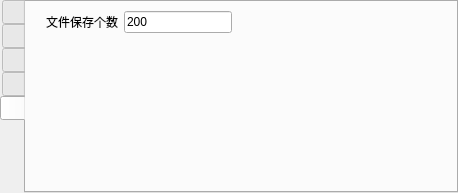
Old version of the form Gui/Options/debugui.ui in the repository rpdhunter/swbox.
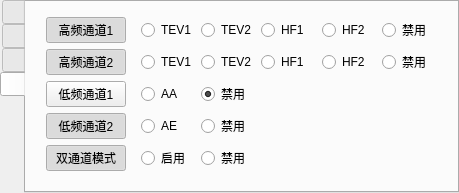
New version of the form. The open tabs and pages were chosen to show the change.

```diff
--- a/Gui/Options/debugui.ui
+++ b/Gui/Options/debugui.ui
@@ -6,7 +6,7 @@
    <rect>
     <x>0</x>
     <y>0</y>
-    <width>458</width>
+    <width>459</width>
     <height>193</height>
    </rect>
   </property>
@@ -981,65 +981,6 @@
        </item>
       </layout>
      </widget>
-     <widget class="QWidget" name="tab_ADVANCED">
-      <attribute name="title">
-       <string/>
-      </attribute>
-      <layout class="QGridLayout" name="gridLayout_5">
-       <property name="leftMargin">
-        <number>20</number>
-       </property>
-       <property name="rightMargin">
-        <number>15</number>
-       </property>
-       <item row="0" column="0">
-        <widget class="QLabel" name="label_7">
-         <property name="text">
-          <string>文件保存个数</string>
-         </property>
-        </widget>
-       </item>
-       <item row="0" column="1">
-        <widget class="QLineEdit" name="lineEdit_MaxRecNum">
-         <property name="sizePolicy">
-          <sizepolicy hsizetype="Preferred" vsizetype="Fixed">
-           <horstretch>0</horstretch>
-           <verstretch>0</verstretch>
-          </sizepolicy>
-         </property>
-         <property name="text">
-          <string>200</string>
-         </property>
-        </widget>
-       </item>
-       <item row="0" column="2">
-        <spacer name="horizontalSpacer_3">
-         <property name="orientation">
-          <enum>Qt::Horizontal</enum>
-         </property>
-         <property name="sizeHint" stdset="0">
-          <size>
-           <width>159</width>
-           <height>20</height>
-          </size>
-         </property>
-        </spacer>
-       </item>
-       <item row="1" column="0">
-        <spacer name="verticalSpacer">
-         <property name="orientation">
-          <enum>Qt::Vertical</enum>
-         </property>
-         <property name="sizeHint" stdset="0">
-          <size>
-           <width>20</width>
-           <height>15</height>
-          </size>
-         </property>
-        </spacer>
-       </item>
-      </layout>
-     </widget>
     </widget>
    </item>
   </layout>
```
Left out of the diff: 16 changed lines with no effect on the pictures.
